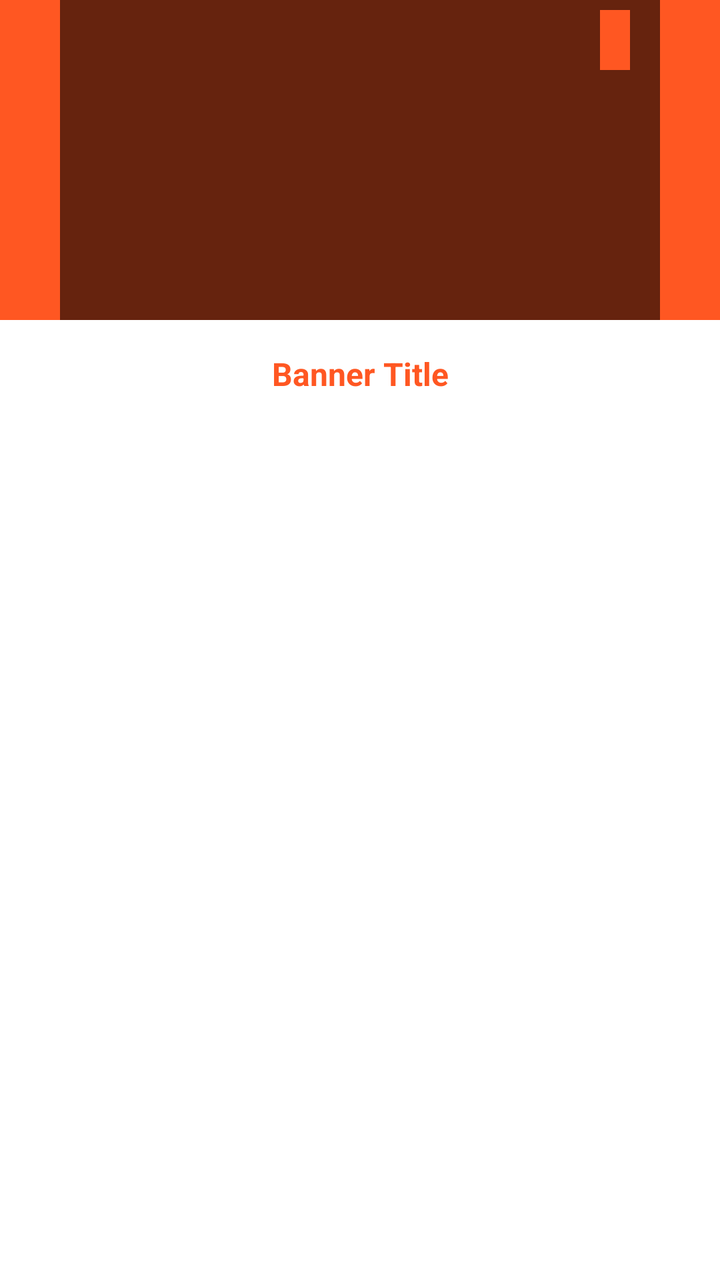
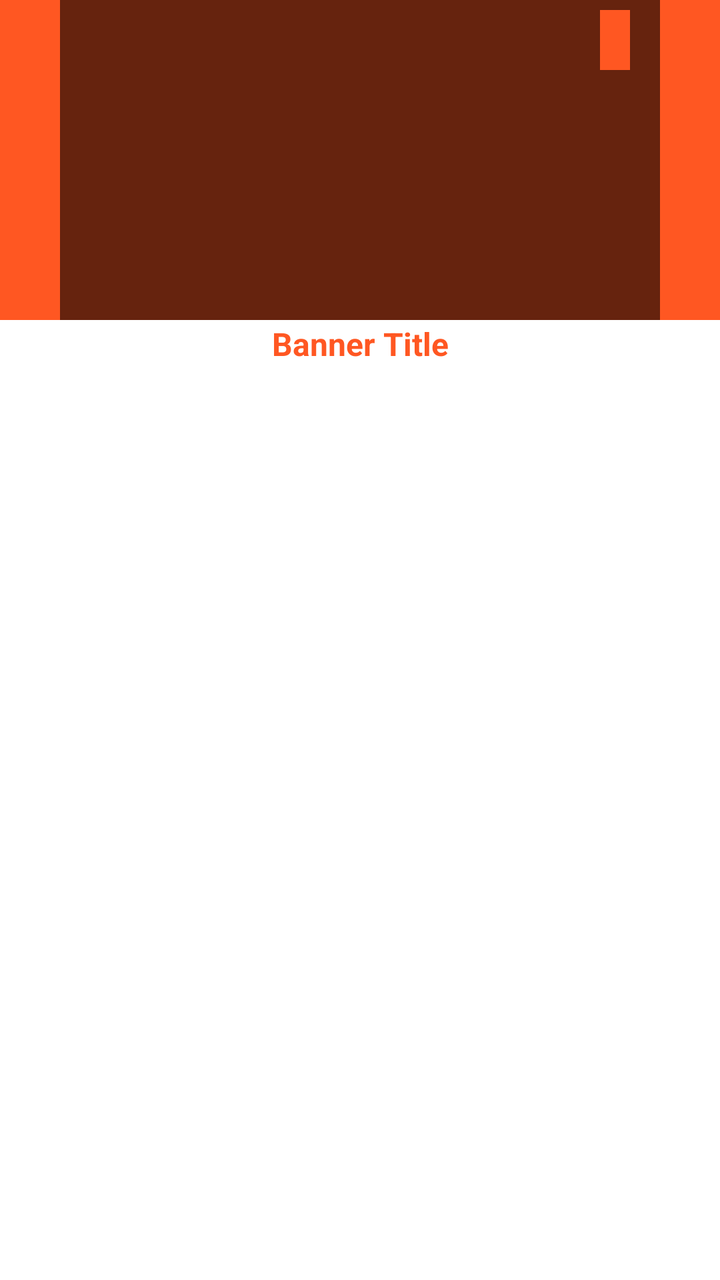

Screens rendered from an Android XML layout before and after an edit, with the pre-edit source and the edit as a unified diff.
<!-- AndroidManifest.xml: application theme Theme.FoodOrder -->
<!-- res/layout/item_banner.xml -->
<?xml version="1.0" encoding="utf-8"?>
<LinearLayout xmlns:android="http://schemas.android.com/apk/res/android"
    android:layout_width="match_parent"
    android:layout_height="match_parent"
    android:orientation="vertical">

    <ImageView
        android:id="@+id/ivBanner"
        android:layout_width="match_parent"
        android:layout_height="160dp"
        android:scaleType="centerCrop"
        android:src="@drawable/ic_food_default"
        android:background="@color/primary_color"/>

    <TextView
        android:id="@+id/tvBannerTitle"
        android:layout_width="match_parent"
        android:layout_height="wrap_content"
        android:layout_marginTop="8dp"
        android:text="Banner Title"
        android:textSize="16sp"
        android:textStyle="bold"
        android:gravity="center"
        android:textColor="@color/primary_color"
        android:padding="8dp"/>

</LinearLayout>
<!-- resources referenced by this layout -->
<resources>
  <color name="primary_color">#FF5722</color>
  <!-- drawable ic_food_default (drawable) -->
  <?xml version="1.0" encoding="utf-8"?>
  <vector xmlns:android="http://schemas.android.com/apk/res/android"
      android:width="24dp"
      android:height="24dp"
      android:viewportWidth="24"
      android:viewportHeight="24"
      android:tint="?attr/colorControlNormal">
      <path
          android:fillColor="@android:color/white"
          android:pathData="M11,9L9,9L9,7L11,7L11,9zM15,9L13,9L13,7L15,7L15,9zM16,6L18,6L18,4L16,4L16,6zM19,9L21,9L21,7L19,7L19,9zM13,13L15,13L15,11L13,11L13,13zM9,13L11,13L11,11L9,11L9,13zM7,9L9,9L9,7L7,7L7,9zM4,22c-1.1,0 -2,-0.9 -2,-2v0l0,-0.96L2,3c0,-1.1 0.9,-2 2,-2h16c1.1,0 2,0.9 2,2v16c0,0.27 -0.05,0.53 -0.15,0.77 -0.26,0.68 -1.03,1.21 -1.85,1.23L4,22zM20,20L4,20l0,-15.79c0.19,0.48 0.62,0.79 1.11,0.79L18.89,5c0.49,0 0.92,-0.31 1.11,-0.79L20,20zM8,18L8,18c1.1,0 2,-0.9 2,-2v0c0,-1.1 -0.9,-2 -2,-2s-2,0.9 -2,2c0,1.1 0.9,2 2,2zM16,18c1.1,0 2,-0.9 2,-2 0,-1.1 -0.9,-2 -2,-2s-2,0.9 -2,2c0,1.1 0.9,2 2,2z"/>
  </vector>
  <style name="Theme.FoodOrder" parent="Theme.MaterialComponents.DayNight.NoActionBar">
          
          <item name="colorPrimary">@color/primary_color</item>
          <item name="colorPrimaryVariant">@color/primary_dark</item>
          <item name="colorOnPrimary">@color/white</item>
  
          
          <item name="colorSecondary">@color/accent</item>
          <item name="colorSecondaryVariant">@color/teal_700</item>
          <item name="colorOnSecondary">@color/black</item>
  
          
          <item name="android:windowBackground">@color/background</item>
  
          
          <item name="colorSurface">@color/surface</item>
          <item name="colorOnSurface">@color/text_primary</item>
          <item name="colorError">#FF0000</item>
      </style>
  <color name="primary_dark">#E64A19</color>
  <color name="white">#FFFFFFFF</color>
  <color name="accent">#FFC107</color>
  <color name="teal_700">#FF018786</color>
  <color name="black">#FF000000</color>
  <color name="background">#FFFFFF</color>
  <color name="surface">#F5F5F5</color>
  <color name="text_primary">#212121</color>
</resources>

<!-- the commit's change to res/layout/item_banner.xml (unified diff, before → after) -->
@@ -10,18 +10,17 @@
         android:layout_height="160dp"
         android:scaleType="centerCrop"
         android:src="@drawable/ic_food_default"
-        android:background="@color/primary_color"/>
+        android:background="#FF5722"/>
 
     <TextView
         android:id="@+id/tvBannerTitle"
         android:layout_width="match_parent"
         android:layout_height="wrap_content"
-        android:layout_marginTop="8dp"
         android:text="Banner Title"
         android:textSize="16sp"
         android:textStyle="bold"
         android:gravity="center"
-        android:textColor="@color/primary_color"
-        android:padding="8dp"/>
+        android:padding="1dp"
+        android:textColor="#FF5722"/>
 
 </LinearLayout>
